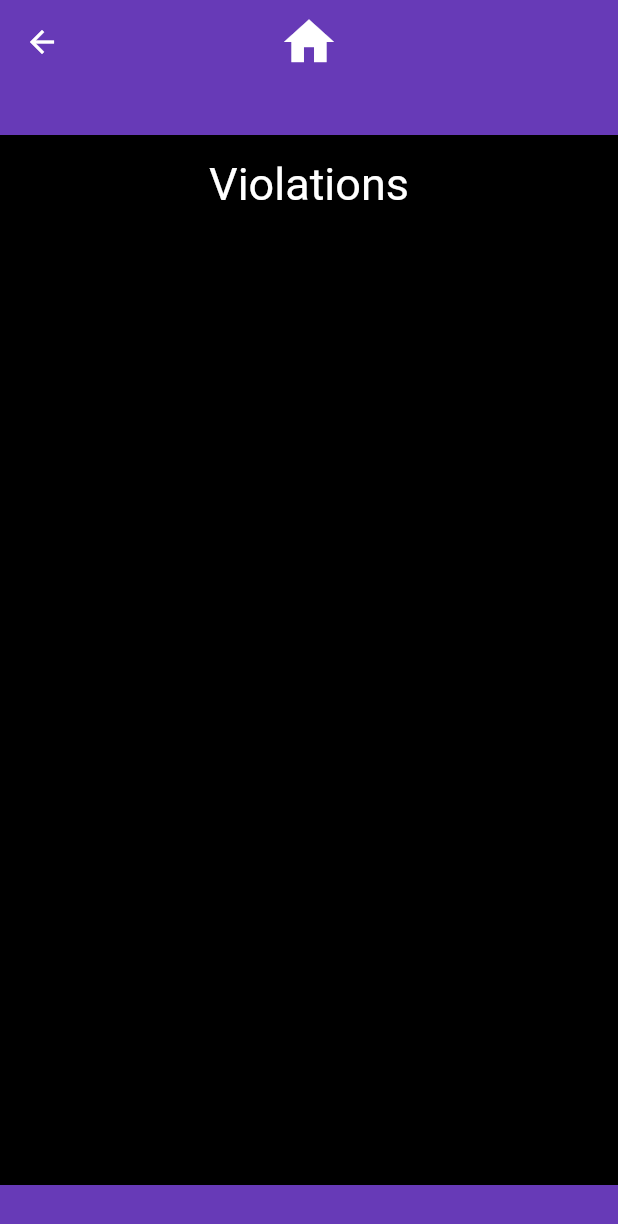
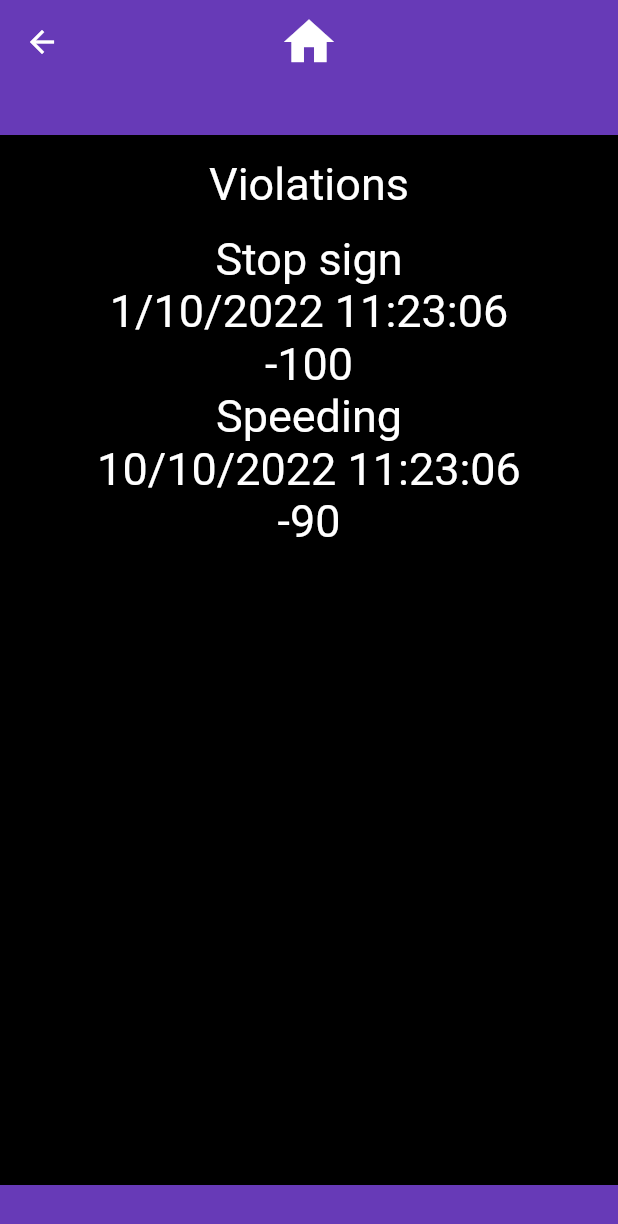
Before and after one commit to Kevin-Au-Duong/DACCKSCAM-DECO3801-S2-2022-UQ, a Flutter app: the Violations screen opened directly, on a phone screen of 412 x 824 dp. Shown: the top 1224 px of the screen. Run offline on Flutter 3.47's test engine with Material 2 defaults, Android fonts, the phone set to English and light mode, and no system bars.

Commit message:
Update violations page to be dynamic

```diff
--- a/lib/Helper/globals.dart
+++ b/lib/Helper/globals.dart
@@ -1,5 +1,8 @@
 library frontend.globals;
 
+import 'dart:ui';
+
+import 'package:flutter/material.dart';
 import 'package:frontend/Helper/violation.dart';
 
 String? name = 'K-dawg';
@@ -11,6 +14,8 @@ int leaderboardPercentile = 69;
 String? vehicleName = 'Kia Sportage';
 String vehicleImage = 'assets/KiaSportage2015.png';
 
-Violation violation1 = Violation("Stop sign", "Failure to stop", -100);
-Violation violation2 = Violation("Speeding", "90 in 80 Zone", -90);
+Violation violation1 = Violation("Stop sign", "Failure to stop", "1/10/2022 11:23:06", -100);
+Violation violation2 = Violation("Speeding", "90 in 80 Zone", "10/10/2022 11:23:06", -90);
 List<Violation> violations = [violation1, violation2];
+
+const TextStyle headings = TextStyle(fontSize: 30, color: Colors.white);
--- a/lib/Helper/violation.dart
+++ b/lib/Helper/violation.dart
@@ -3,7 +3,8 @@ import 'dart:core';
 class Violation {
   String name;
   String description;
+  String timestamp;
   int severity;
 
-  Violation(this.name, this.description, this.severity);
+  Violation(this.name, this.description, this.timestamp, this.severity);
 }
--- a/lib/Pages/leaderboard.dart
+++ b/lib/Pages/leaderboard.dart
@@ -1,4 +1,6 @@
 import 'package:flutter/material.dart';
+
+import '../Helper/globals.dart';
 
 class Leaderboard extends StatelessWidget {
   const Leaderboard({super.key});
@@ -54,7 +56,7 @@ class _LeaderboardBodyState extends State<LeaderboardBody> {
               const Padding(
                 padding: EdgeInsets.all(15.0),
                 child: Text("Leaderboard",
-                    style: TextStyle(fontSize: 30, color: Colors.white)),
+                    style: headings),
               ),
               Row(
                 mainAxisAlignment: MainAxisAlignment.spaceEvenly,
--- a/lib/Pages/violations.dart
+++ b/lib/Pages/violations.dart
@@ -1,4 +1,7 @@
 import 'package:flutter/material.dart';
+
+import '../Helper/globals.dart';
+import '../Helper/violation.dart';
 
 class Violations extends StatelessWidget {
   const Violations({super.key});
@@ -42,24 +45,59 @@ class ViolationsBody extends StatefulWidget {
 class _ViolationsBodyState extends State<ViolationsBody> {
   @override
   Widget build(BuildContext context) {
-    return Center(child: Container(
-      alignment: Alignment.center,
-      height: 700,
-      width: 500,
-      decoration: const BoxDecoration(
+    return Center(
+      child: Container(
+        alignment: Alignment.center,
+        height: 700,
+        width: 500,
+        decoration: const BoxDecoration(
           color: Colors.black,
           ),
       child: Column(
-        children: const [
-          Padding(
-            padding: EdgeInsets.all(15.0),
-            child: Text("Violations",
-              textAlign: TextAlign.left,
-              style: TextStyle(fontSize: 30, color: Colors.white)),
-        ),
-      ]
+        children: buildRowList(),
       )
-    ),
+      ),
     );
   }
 }
+
+List<Widget> buildRowList() {
+  var title = const Padding(
+    padding: EdgeInsets.all(15.0),
+    child: Text("Violations",
+        textAlign: TextAlign.left,
+        style: headings),
+  );
+  List<Widget> lines = [];
+  lines.add(title);
+  Column violationContainer;
+
+  for (Violation violation in violations) {
+    var name = violation.name;
+    var timestamp = violation.timestamp;
+    var severity = violation.severity;
+    violationContainer = Column(
+      children: [
+        Text(name,
+          textAlign: TextAlign.left,
+          style: headings),
+        Text(timestamp,
+          textAlign: TextAlign.left,
+          style: headings),
+        Text(severity.toString(),
+          textAlign: TextAlign.left,
+          style: headings),
+      ]
+    );
+    //violationContainer.children.add(Text(name));
+    //violationContainer.children.add(Text(timestamp));
+    //violationContainer.children.add(Text(severity.toString()));
+
+    lines.add(violationContainer);
+    // lines.add(const Text("Cunt",
+    //     textAlign: TextAlign.left,
+    //     style: TextStyle(fontSize: 30, color: Colors.white)),
+    // );
+  }
+  return lines;
+}
```
